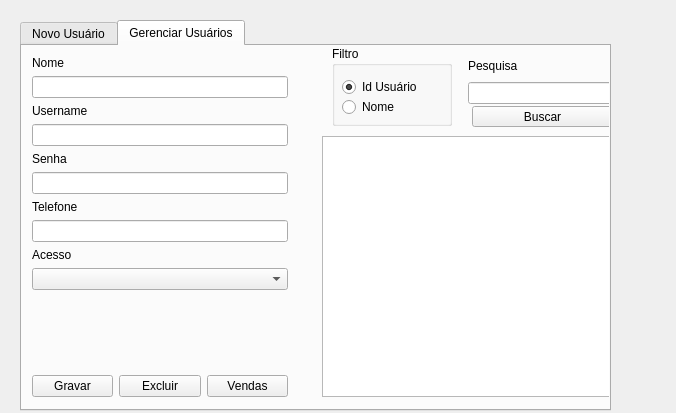
The window that window_gerenciarusuarios.ui (enosgb/FastMarket) describes before a commit, drawn with Qt 5.
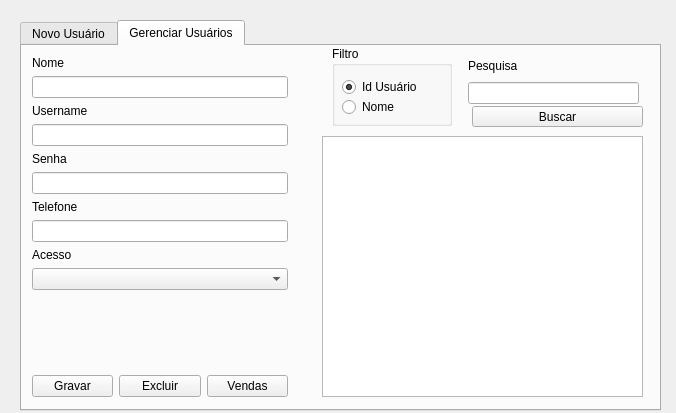
The same window after the commit.

```diff
--- a/window_gerenciarusuarios.ui
+++ b/window_gerenciarusuarios.ui
@@ -18,7 +18,7 @@
     <rect>
      <x>20</x>
      <y>20</y>
-     <width>591</width>
+     <width>641</width>
      <height>391</height>
     </rect>
    </property>
@@ -179,7 +179,7 @@
       <rect>
        <x>300</x>
        <y>90</y>
-       <width>301</width>
+       <width>321</width>
        <height>261</height>
       </rect>
      </property>
@@ -240,7 +240,7 @@
       <rect>
        <x>450</x>
        <y>60</y>
-       <width>141</width>
+       <width>171</width>
        <height>21</height>
       </rect>
      </property>
@@ -248,7 +248,7 @@
       <string>Buscar</string>
      </property>
     </widget>
-    <widget class="QWidget" name="">
+    <widget class="QWidget" name="layoutWidget">
      <property name="geometry">
       <rect>
        <x>10</x>
@@ -368,12 +368,12 @@
       </item>
      </layout>
     </widget>
-    <widget class="QWidget" name="">
+    <widget class="QWidget" name="layoutWidget">
      <property name="geometry">
       <rect>
        <x>446</x>
        <y>10</y>
-       <width>151</width>
+       <width>171</width>
        <height>48</height>
       </rect>
      </property>
```
